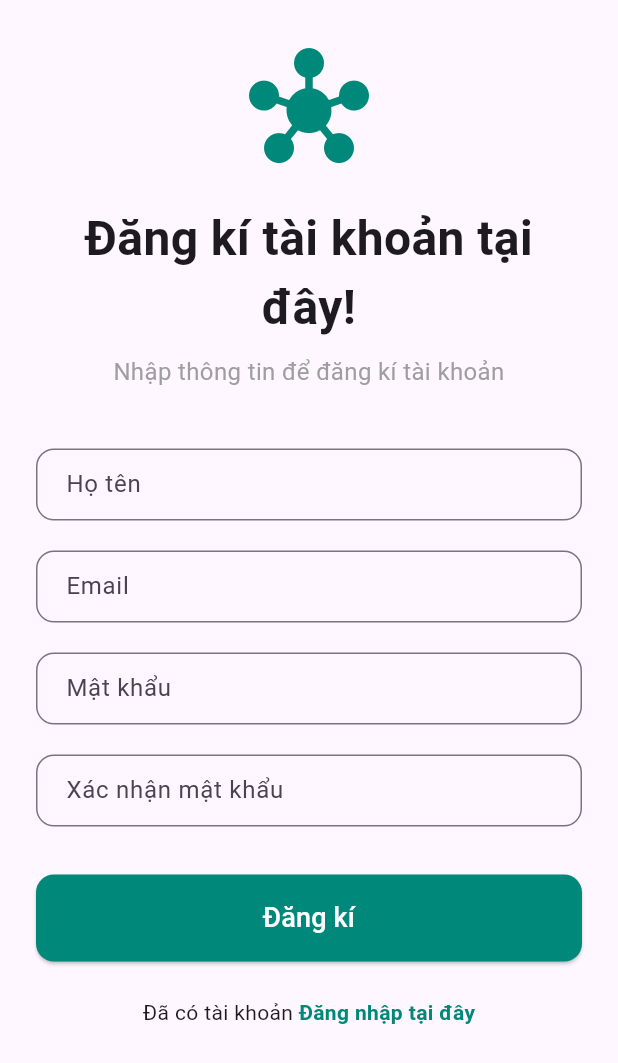
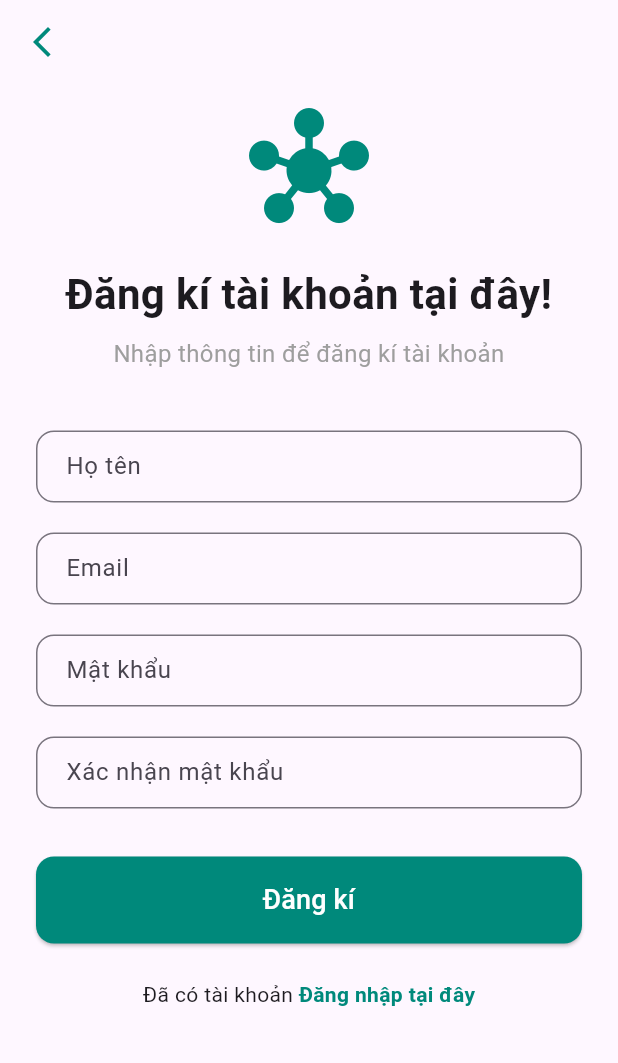
Before and after one commit to baptt123/JobSeekerFrontEnd, a Flutter app: the RegisterScreen screen opened by its route, on a phone screen of 412 x 824 dp. Shown: the top 1063 px of the screen. Run offline on Flutter 3.47's test engine with Material 3 defaults, Android fonts, the phone set to English and light mode, and no system bars; our stand-ins replace dio, firebase_auth, firebase_core, flutter_dotenv, flutter_secure_storage, fluttertoast and 4 more; accounts and stored records are empty; generated files the repository leaves out were written again; network calls fail.

Commit message:
Update base URL in ConstantAPI; rename InputScreen to InputCVGeneratorScreen; change image source in ForgotPasswordScreen; add navigation to SearchScreen and ForgotPasswordScreen in LoginScreen; enhance RegisterScreen layout and navigation

```diff
--- a/lib/myapp.dart
+++ b/lib/myapp.dart
@@ -37,7 +37,9 @@
 
 import 'package:flutter/material.dart';
 import 'package:job_seeker_frontend/views/login/test/chat_view_screen.dart';
+import 'package:job_seeker_frontend/views/login/test/cv_generator_screen.dart';
 import 'package:job_seeker_frontend/views/login/test/login_view_chat_screen.dart';
+import 'package:job_seeker_frontend/views/login/test/scan_pdf_screen.dart';
 import 'package:job_seeker_frontend/views/login/user/change_password_screen.dart';
 import 'package:job_seeker_frontend/views/login/user/forgot_password_screen.dart';
 import 'package:job_seeker_frontend/views/login/user/home_screen.dart';
@@ -63,6 +65,8 @@ class MyApp extends StatelessWidget {
         '/search': (_) => SearchScreen(),
         // '/chat': (_) => ChatViewScreen(),
         '/login_chat': (_) => LoginChatViewScreen(),
+        '/cv_generator': (_) => InputCVGeneratorScreen(),
+        '/scan_pdf': (_) => ScanPdfScreen(),
       },
     );
   }
@@ -80,6 +84,8 @@ class MainMenu extends StatelessWidget {
     {'title': 'Search', 'route': '/search'},
     {'title': 'Chat', 'route': '/chat'},
     {'title': 'Login Chat', 'route': '/login_chat'},
+    {'title': 'CV Generator', 'route': '/cv_generator'},
+    {'title':' Test Scan PDF', 'route': '/scan_pdf'},
   ];
 
   @override
--- a/lib/utils/constant_api.dart
+++ b/lib/utils/constant_api.dart
@@ -1,3 +1,3 @@
 class ConstantAPI {
-  static const String baseUrl = "http://192.168.67.109:3000";
+  static const String baseUrl = "http://10.50.106.183:3000";
 }
--- a/lib/views/login/user/forgot_password_screen.dart
+++ b/lib/views/login/user/forgot_password_screen.dart
@@ -51,8 +51,8 @@ class ForgotPasswordScreen extends StatelessWidget {
                     // Bạn có thể thêm ảnh minh họa ở đây
                     // Image.asset('assets/your_image.png'),
                     Center(
-                      child: Image.network(
-                        'https://i.imgur.com/gA3G5g1.png', // Ảnh minh họa tương tự
+                      child: Image.asset(
+                        'assets/icon/job search.jpg', // Ảnh minh họa tương tự
                         height: 250,
                       ),
                     ),
--- a/lib/views/login/user/register_screen.dart
+++ b/lib/views/login/user/register_screen.dart
@@ -3,6 +3,7 @@
 import 'package:flutter/material.dart';
 import 'package:provider/provider.dart';
 import '../../../view_models/user/register_view_model.dart';
+
 class RegisterScreen extends StatefulWidget {
   const RegisterScreen({super.key});
 
@@ -28,7 +29,6 @@ class _RegisterScreenState extends State<RegisterScreen> {
 
   void _submitForm(BuildContext context) {
     if (_formKey.currentState!.validate()) {
-      // Gọi hàm register từ ViewModel
       Provider.of<RegisterViewModel>(context, listen: false).register(
         fullName: _fullNameController.text,
         email: _emailController.text,
@@ -39,10 +39,8 @@ class _RegisterScreenState extends State<RegisterScreen> {
 
   @override
   Widget build(BuildContext context) {
-    // Lắng nghe sự thay đổi của ViewModel
     final registerViewModel = Provider.of<RegisterViewModel>(context);
 
-    // Hiển thị thông báo khi đăng ký thành công
     if (registerViewModel.isSuccess) {
       WidgetsBinding.instance.addPostFrameCallback((_) {
         ScaffoldMessenger.of(context).showSnackBar(
@@ -51,30 +49,37 @@ class _RegisterScreenState extends State<RegisterScreen> {
             backgroundColor: Colors.green,
           ),
         );
-        // Có thể điều hướng đến màn hình đăng nhập ở đây
-        // Navigator.of(context).pushReplacementNamed('/login');
+        // Có thể điều hướng về Login ở đây nếu muốn tự động quay lại
+        // Navigator.pop(context);
       });
     }
 
     return Scaffold(
+      appBar: AppBar(
+        leading: IconButton(
+          icon: const Icon(Icons.arrow_back_ios_new, color: Color(0xFF00897B)),
+          onPressed: () => Navigator.pop(context), // ✅ Quay lại Login
+        ),
+        backgroundColor: Colors.transparent,
+        elevation: 0,
+      ),
       body: SafeArea(
         child: SingleChildScrollView(
-          padding: const EdgeInsets.symmetric(horizontal: 24.0, vertical: 32.0),
+          padding: const EdgeInsets.symmetric(horizontal: 24.0, vertical: 16.0),
           child: Form(
             key: _formKey,
             child: Column(
-              mainAxisAlignment: MainAxisAlignment.center,
               crossAxisAlignment: CrossAxisAlignment.stretch,
               children: [
                 // Logo
-                const Icon(Icons.hub, size: 80, color: Color(0xFF00897B)), // Placeholder logo
+                const Icon(Icons.hub, size: 80, color: Color(0xFF00897B)),
                 const SizedBox(height: 24),
 
                 // Title
                 const Text(
                   'Đăng kí tài khoản tại đây!',
                   textAlign: TextAlign.center,
-                  style: TextStyle(fontSize: 32, fontWeight: FontWeight.bold),
+                  style: TextStyle(fontSize: 28, fontWeight: FontWeight.bold),
                 ),
                 const SizedBox(height: 8),
                 const Text(
@@ -84,7 +89,7 @@ class _RegisterScreenState extends State<RegisterScreen> {
                 ),
                 const SizedBox(height: 40),
 
-                // Full Name Field
+                // Họ tên
                 _buildTextFormField(
                   controller: _fullNameController,
                   labelText: 'Họ tên',
@@ -97,7 +102,7 @@ class _RegisterScreenState extends State<RegisterScreen> {
                 ),
                 const SizedBox(height: 20),
 
-                // Email Field
+                // Email
                 _buildTextFormField(
                   controller: _emailController,
                   labelText: 'Email',
@@ -114,7 +119,7 @@ class _RegisterScreenState extends State<RegisterScreen> {
                 ),
                 const SizedBox(height: 20),
 
-                // Password Field
+                // Mật khẩu
                 _buildTextFormField(
                   controller: _passwordController,
                   labelText: 'Mật khẩu',
@@ -131,7 +136,7 @@ class _RegisterScreenState extends State<RegisterScreen> {
                 ),
                 const SizedBox(height: 20),
 
-                // Confirm Password Field
+                // Xác nhận mật khẩu
                 _buildTextFormField(
                   controller: _confirmPasswordController,
                   labelText: 'Xác nhận mật khẩu',
@@ -145,7 +150,6 @@ class _RegisterScreenState extends State<RegisterScreen> {
                 ),
                 const SizedBox(height: 32),
 
-                // Hiển thị lỗi từ server nếu có
                 if (registerViewModel.errorMessage != null)
                   Padding(
                     padding: const EdgeInsets.only(bottom: 16.0),
@@ -156,7 +160,7 @@ class _RegisterScreenState extends State<RegisterScreen> {
                     ),
                   ),
 
-                // Register Button
+                // Nút đăng ký
                 ElevatedButton(
                   onPressed: registerViewModel.isLoading ? null : () => _submitForm(context),
                   style: ElevatedButton.styleFrom(
@@ -179,14 +183,14 @@ class _RegisterScreenState extends State<RegisterScreen> {
                 ),
                 const SizedBox(height: 24),
 
-                // Login Link
+                // Liên kết đăng nhập
                 Row(
                   mainAxisAlignment: MainAxisAlignment.center,
                   children: [
                     const Text("Đã có tài khoản "),
                     GestureDetector(
                       onTap: () {
-                        // Điều hướng đến màn hình Login
+                        Navigator.pop(context); // ✅ Quay về trang Login
                       },
                       child: const Text(
                         'Đăng nhập tại đây',
```
Also changed, not shown: lib/views/login/user/home_screen.dart (+8 -1 lines), lib/views/login/user/login_screen.dart (+22 -14 lines), 1 other file.
